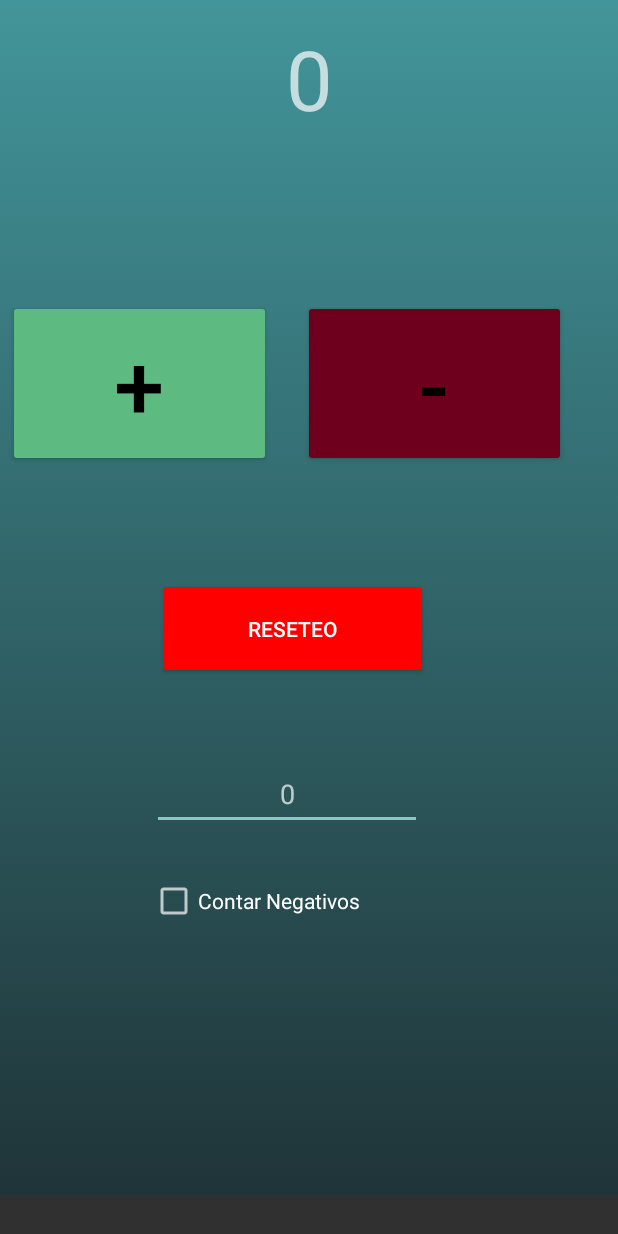
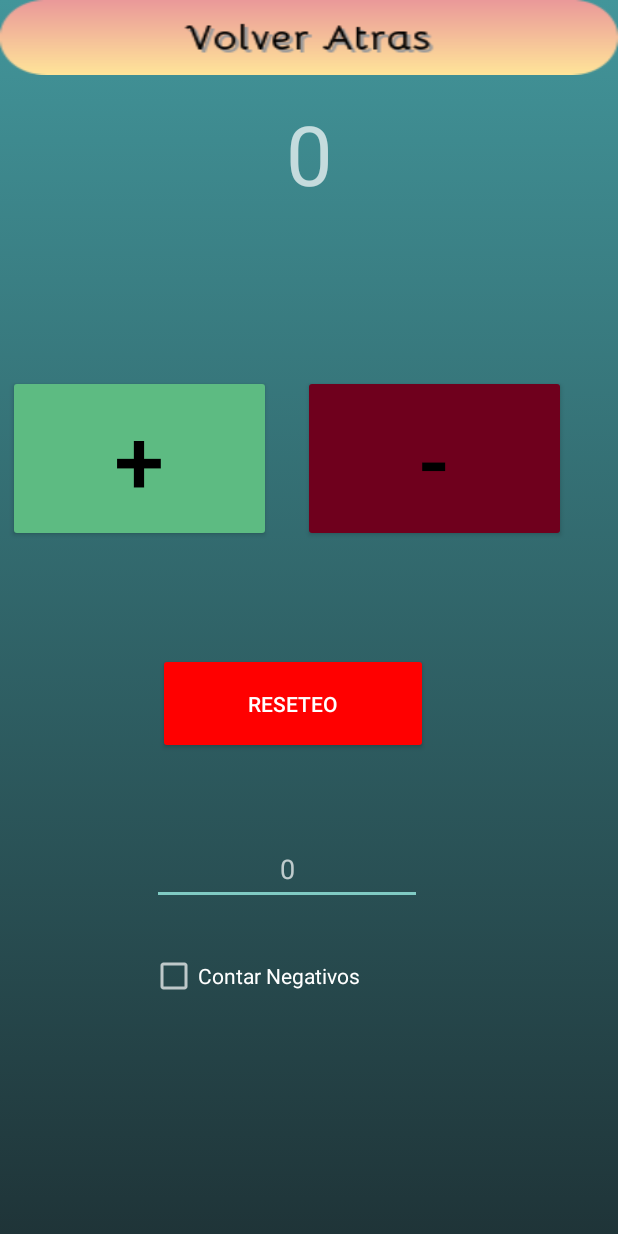
Before and after one commit to Giocruz36/Contador, an Android app: the MainActivity screen opened directly, with no data from a screen before it, on a phone screen of 412 x 824 dp. Run offline under Robolectric (Android 15) with nearby library versions, the phone set to English and light mode, and no system bars; 1 statement that could not run was skipped.

Commit message:
configurarcion del cerrar juego y añadir boton cerrar en contador

```diff
--- a/app/src/main/java/com/example/contador/menu_juego.java
+++ b/app/src/main/java/com/example/contador/menu_juego.java
@@ -19,7 +19,6 @@ public class menu_juego extends AppCompatActivity {
     }
 
     public void ejecutarinicio(View view){
-        Intent i = new Intent(this, Pagina_principal.class);
-        startActivity(i);
+      finishAndRemoveTask();
     }
 }
--- a/app/src/main/res/layout-land/activity_main.xml
+++ b/app/src/main/res/layout-land/activity_main.xml
@@ -7,6 +7,23 @@
     android:orientation="vertical"
     android:weightSum="6"
     tools:context=".MainActivity">
+
+    <LinearLayout
+        android:layout_width="match_parent"
+        android:layout_height="wrap_content"
+        android:orientation="horizontal"
+        android:weightSum="1">
+
+        <Button
+            android:id="@+id/botonSalir2"
+            style = "@style/boton"
+            android:onClick="cerrar_cont"
+            android:background="@drawable/btn_volver_atras"
+            android:layout_height="wrap_content"
+            android:layout_width="match_parent"
+            />
+
+    </LinearLayout>
 
     <LinearLayout
         android:layout_width="match_parent"
--- a/app/src/main/res/layout/activitity_juego_principal.xml
+++ b/app/src/main/res/layout/activitity_juego_principal.xml
@@ -8,9 +8,6 @@
     android:orientation="vertical"
     android:weightSum="6"
     tools:context=".menu_juego">
-
-    <include layout="@layout/menu_toolbar"
-        android:id="@+id/menu_toolbar"/>
 
     <LinearLayout
         android:layout_width="fill_parent"
@@ -116,10 +113,9 @@
             android:layout_height="49dp"
             android:layout_marginHorizontal="15dp"
             android:layout_marginTop="20dp"
-            android:text=""
             android:onClick="ejecutarinicio"
             android:background="@drawable/btn_volver_atras"
-            tools:ignore="HardcodedText,OnClick" />
+            />
     </LinearLayout>
 
 </LinearLayout>
--- a/app/src/main/res/layout/activity_main.xml
+++ b/app/src/main/res/layout/activity_main.xml
@@ -6,6 +6,21 @@
     android:orientation="vertical"
     android:weightSum="6"
     tools:context=".MainActivity">
+
+    <LinearLayout
+        android:layout_width="match_parent"
+        android:layout_height="wrap_content"
+        android:orientation="horizontal"
+        android:weightSum="1">
+
+        <Button
+            android:id="@+id/botonSalir"
+            android:onClick="cerrar_cont"
+            android:background="@drawable/btn_volver_atras"
+            android:layout_height="wrap_content"
+            android:layout_width="match_parent"/>
+
+    </LinearLayout>
 
     <LinearLayout
         android:layout_width="match_parent"
```
